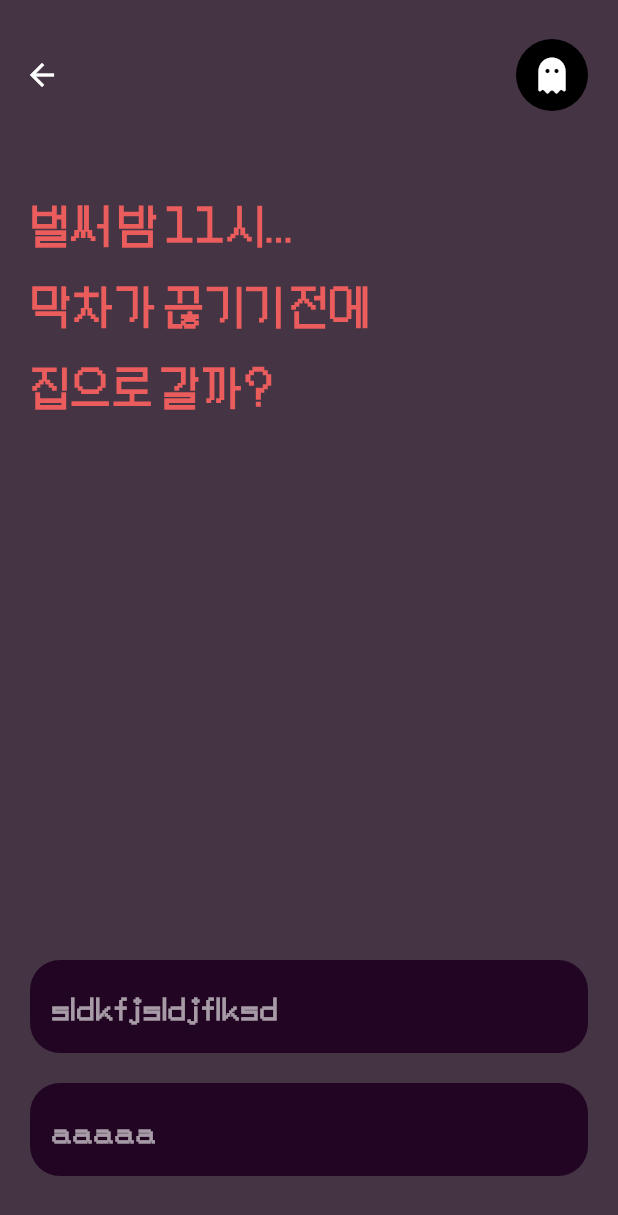
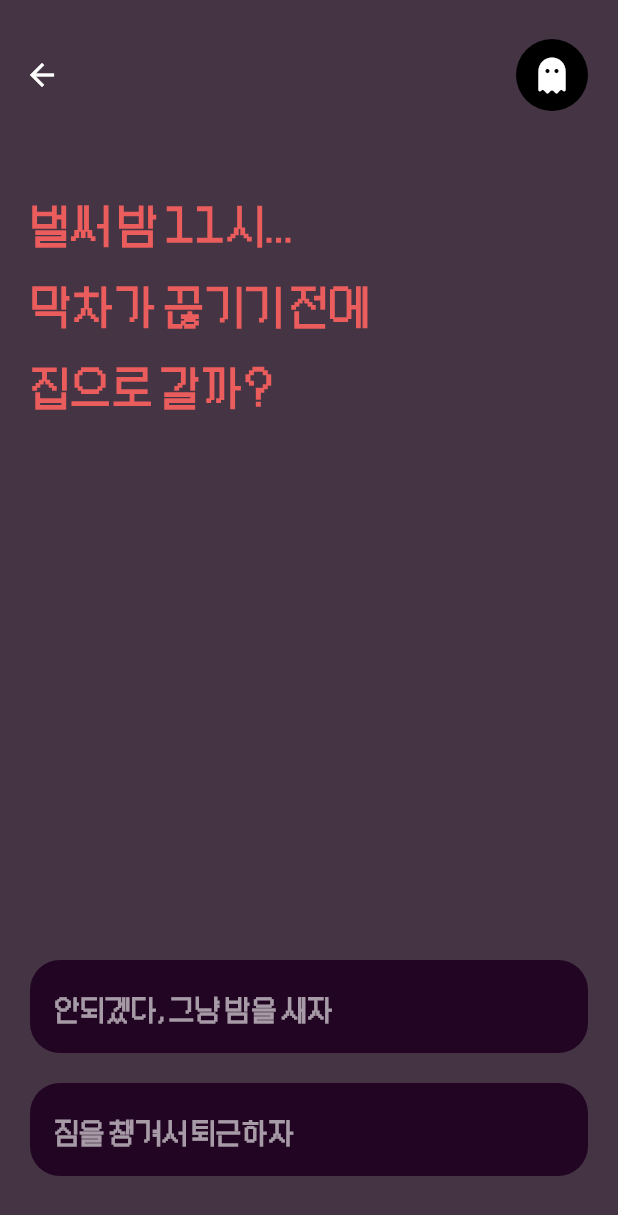
Before and after one commit to hongjyoun/app-one, a Flutter app: the StartScreen screen opened directly, on a phone screen of 412 x 824 dp. Shown: the top 1215 px of the screen. Run offline on Flutter 3.47's test engine with Material 2 defaults, Android fonts, the phone set to English and light mode, and no system bars; our stand-ins replace font_awesome_flutter.

Commit message:
minor text fixed

```diff
--- a/lib/screens/start_screen.dart
+++ b/lib/screens/start_screen.dart
@@ -44,9 +44,9 @@ class StartScreen extends StatelessWidget {
                   padding: EdgeInsets.symmetric(vertical: Sizes.size20),
                   child: Column(
                     children: [
-                      SelectTextButton(text: "sldkfjsldjflksd"),
+                      SelectTextButton(text: "안되겠다, 그냥 밤을 새자"),
                       Gaps.v20,
-                      SelectTextButton(text: "aaaaa"),
+                      SelectTextButton(text: "짐을 챙겨서 퇴근하자"),
                     ],
                   )),
             ],
--- a/lib/screens/widgets/select_text_button.dart
+++ b/lib/screens/widgets/select_text_button.dart
@@ -14,7 +14,10 @@ class SelectTextButton extends StatelessWidget {
     return FractionallySizedBox(
       widthFactor: 1,
       child: Container(
-        padding: const EdgeInsets.all(Sizes.size14),
+        padding: const EdgeInsets.symmetric(
+          vertical: Sizes.size14,
+          horizontal: Sizes.size16,
+        ),
         decoration: const BoxDecoration(
           color: Color(0xFF220523),
           borderRadius: BorderRadius.all(
```
